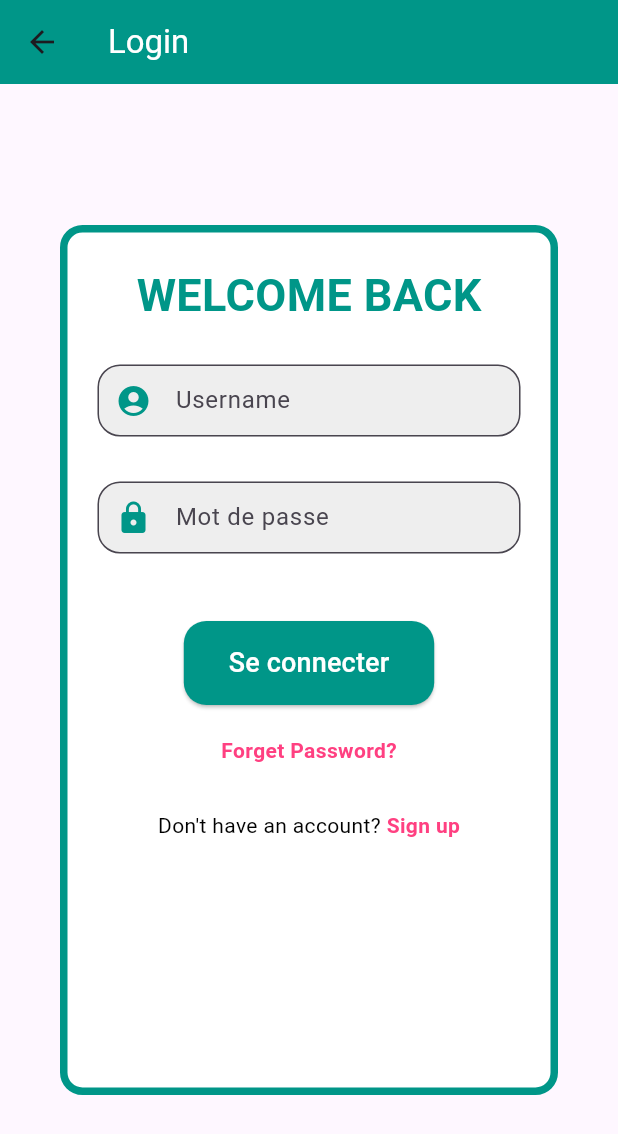
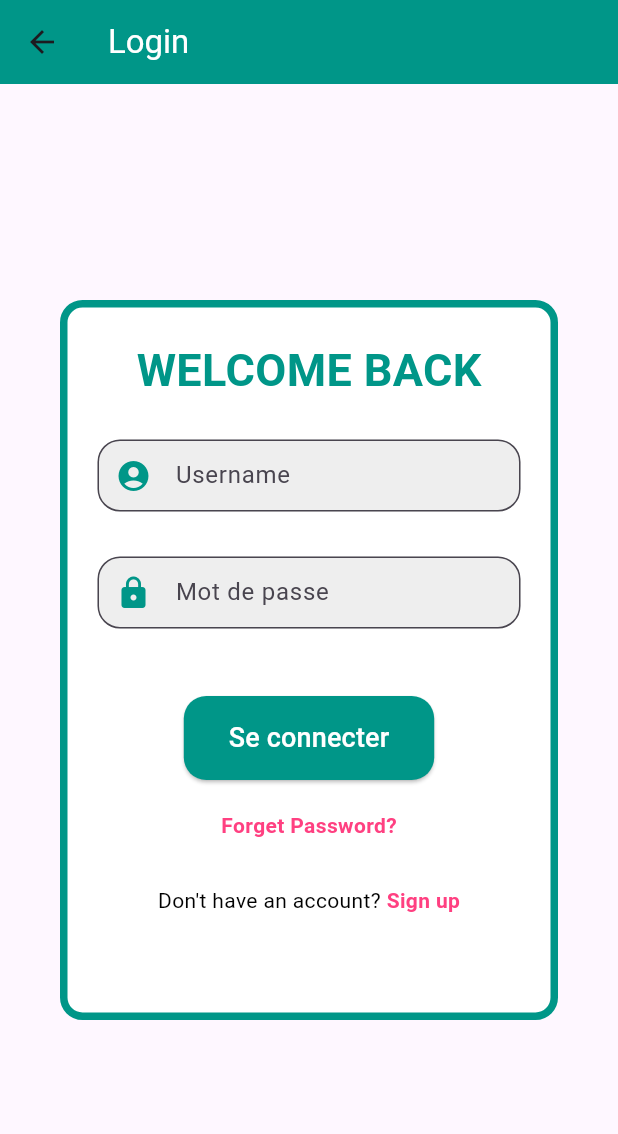
Before and after one commit to Moun-zir/TRANSFER-MONEY-PROJECT, a Flutter app: the screen it shows after launch, after a tap on "SKIP", on a phone screen of 412 x 824 dp. Shown: the top 1134 px of the screen. Run offline on Flutter 3.47's test engine with Material 3 defaults, Android fonts, the phone set to English and light mode, and no system bars; Roboto replaces fonts that are missing (Roboto sans serif).

Commit message:
reduction de la hauteur de login page

```diff
--- a/lib/login_page.dart
+++ b/lib/login_page.dart
@@ -45,7 +45,7 @@ class LoginPageState extends State<LoginPage> {
       body: Center(
         child: SizedBox(
           width: 500, // Taille du formulaire
-          height: 700,
+          height: 600,
           child: Padding(
             padding: const EdgeInsets.symmetric(horizontal: 20, vertical: 40),
             child: Column(
```
